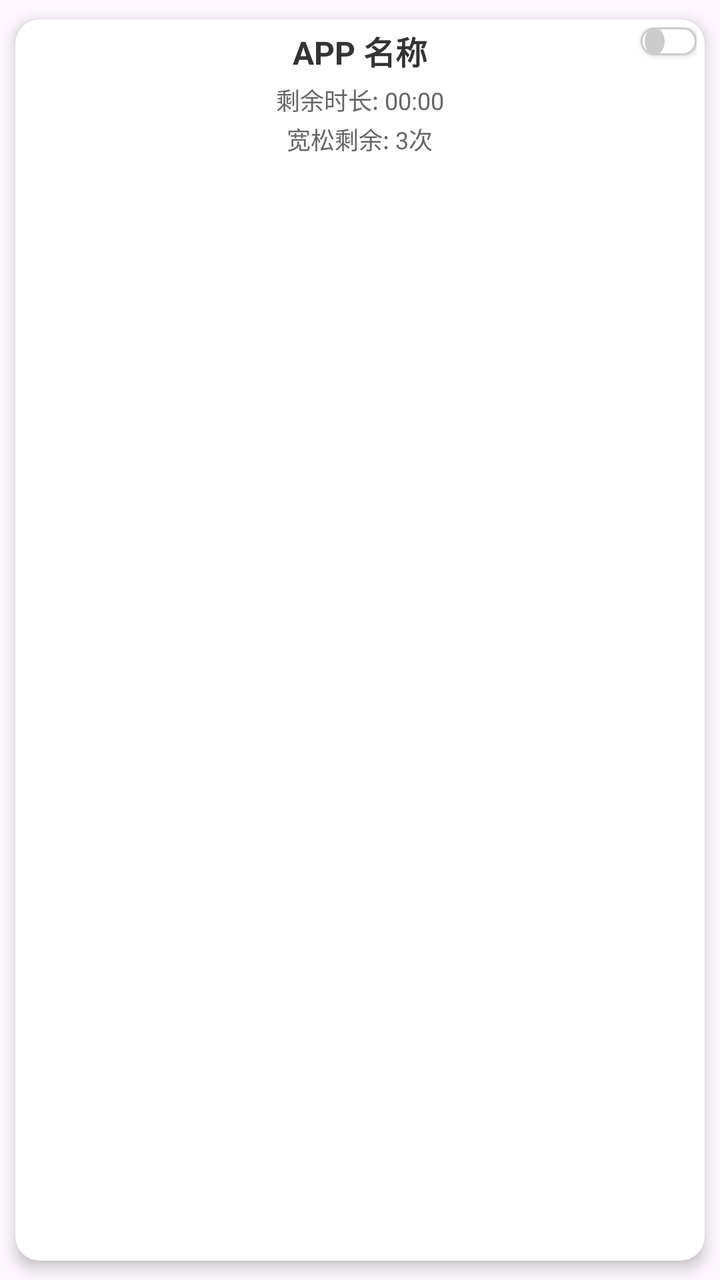
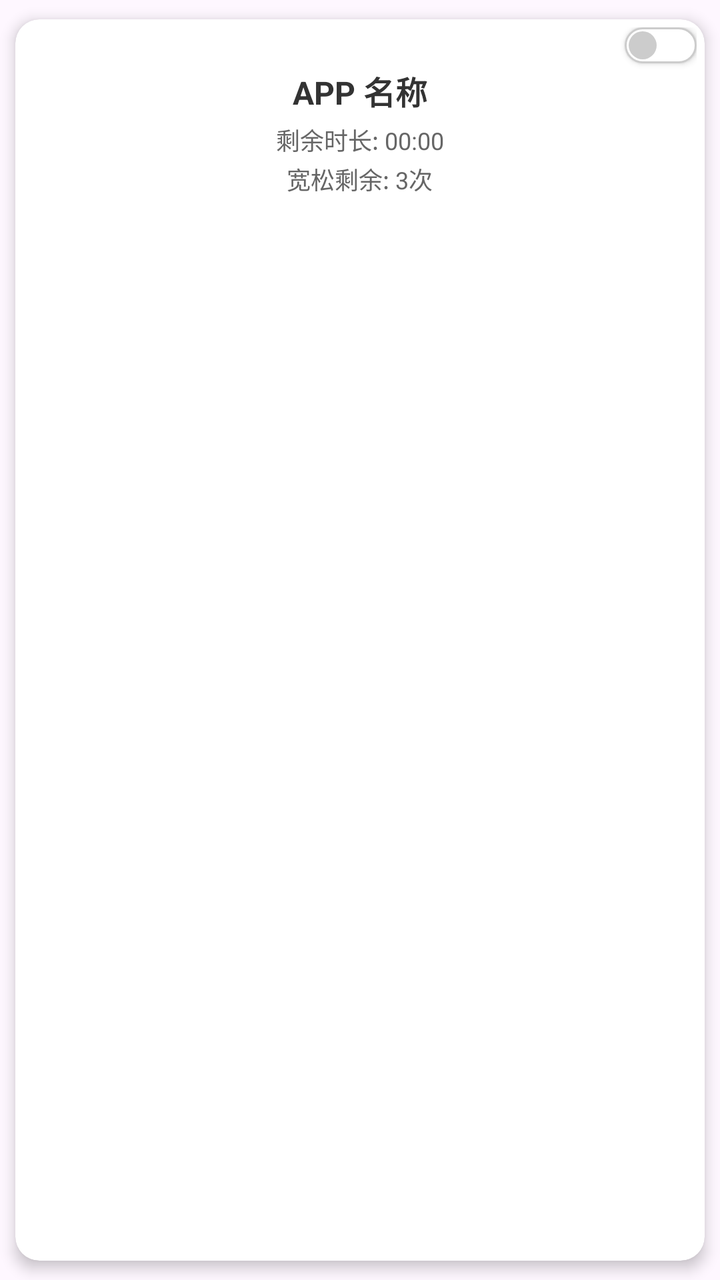

Screens rendered from an Android XML layout before and after an edit, with the pre-edit source and the edit as a unified diff.
<!-- AndroidManifest.xml: application theme Theme.Basic -->
<!-- res/layout/item_app_card.xml -->
<?xml version="1.0" encoding="utf-8"?>
<androidx.cardview.widget.CardView xmlns:android="http://schemas.android.com/apk/res/android"
    xmlns:app="http://schemas.android.com/apk/res-auto"
    android:layout_width="match_parent"
    android:layout_height="wrap_content"
    android:layout_margin="2dp"
    android:clickable="true"
    android:focusable="true"
    android:foreground="?android:attr/selectableItemBackground"
    app:cardCornerRadius="12dp"
    app:cardElevation="4dp"
    app:cardUseCompatPadding="true"
    app:cardBackgroundColor="#FFFFFF">

    <RelativeLayout
        android:layout_width="match_parent"
        android:layout_height="wrap_content"
        android:padding="4dp">

        
        <TextView
            android:id="@+id/btn_delete_app"
            android:layout_width="20dp"
            android:layout_height="20dp"
            android:layout_alignParentStart="true"
            android:layout_alignParentTop="true"
            android:text="✕"
            android:textSize="14sp"
            android:textStyle="bold"
            android:textColor="#999999"
            android:gravity="center"
            android:clickable="true"
            android:focusable="true"
            android:background="?android:attr/selectableItemBackgroundBorderless"
            android:visibility="gone" />

        
        <ToggleButton
            android:id="@+id/toggle_monitor"
            android:layout_width="28dp"
            android:layout_height="14dp"
            android:layout_alignParentEnd="true"
            android:layout_alignParentTop="true"
            android:background="@drawable/toggle_switch_background"
            android:textOff=""
            android:textOn=""
            android:checked="false" />

        
        <LinearLayout
            android:layout_width="match_parent"
            android:layout_height="wrap_content"
            android:layout_centerInParent="true"
            android:orientation="vertical"
            android:gravity="center"
            android:layout_marginStart="22dp"
            android:layout_marginEnd="26dp">

            <TextView
                android:id="@+id/tv_app_name"
                android:layout_width="wrap_content"
                android:layout_height="wrap_content"
                android:text="APP 名称"
                android:textSize="16sp"
                android:textStyle="bold"
                android:textColor="#333333"
                android:gravity="center" />

            <TextView
                android:id="@+id/tv_remaining_time"
                android:layout_width="wrap_content"
                android:layout_height="wrap_content"
                android:layout_marginTop="4dp"
                android:text="剩余时长: 00:00"
                android:textSize="12sp"
                android:textColor="#666666"
                android:gravity="center" />

            <TextView
                android:id="@+id/tv_relaxed_count"
                android:layout_width="wrap_content"
                android:layout_height="wrap_content"
                android:layout_marginTop="2dp"
                android:text="宽松剩余: 3次"
                android:textSize="12sp"
                android:textColor="#666666"
                android:gravity="center" />

        </LinearLayout>

    </RelativeLayout>

</androidx.cardview.widget.CardView>
<!-- resources referenced by this layout -->
<resources>
  <!-- drawable toggle_switch_background (drawable) -->
  <?xml version="1.0" encoding="utf-8"?>
  <selector xmlns:android="http://schemas.android.com/apk/res/android">
      
      <item android:state_checked="true">
          <layer-list>
              
              <item>
                  <shape android:shape="rectangle">
                      <solid android:color="#4CAF50" />
                      <corners android:radius="12dp" />
                  </shape>
              </item>
              
              <item android:gravity="end" android:right="2dp">
                  <shape android:shape="oval">
                      <solid android:color="#FFFFFF" />
                      <size android:width="10dp" android:height="10dp" />
                  </shape>
              </item>
          </layer-list>
      </item>
      
      
      <item android:state_checked="false">
          <layer-list>
              
              <item>
                  <shape android:shape="rectangle">
                      <solid android:color="#FFFFFF" />
                      <stroke android:width="1dp" android:color="#CCCCCC" />
                      <corners android:radius="12dp" />
                  </shape>
              </item>
              
              <item android:gravity="start" android:left="2dp">
                  <shape android:shape="oval">
                      <solid android:color="#CCCCCC" />
                      <size android:width="10dp" android:height="10dp" />
                  </shape>
              </item>
          </layer-list>
      </item>
  </selector>
  <style name="Theme.Basic" parent="Base.Theme.Basic" />
  <style name="Base.Theme.Basic" parent="Theme.Material3.DayNight.NoActionBar">
          
          
      </style>
</resources>

<!-- the commit's change to res/layout/item_app_card.xml (unified diff, before → after) -->
@@ -37,8 +37,8 @@
         
         <ToggleButton
             android:id="@+id/toggle_monitor"
-            android:layout_width="28dp"
-            android:layout_height="14dp"
+            android:layout_width="36dp"
+            android:layout_height="18dp"
             android:layout_alignParentEnd="true"
             android:layout_alignParentTop="true"
             android:background="@drawable/toggle_switch_background"
@@ -50,20 +50,21 @@
         <LinearLayout
             android:layout_width="match_parent"
             android:layout_height="wrap_content"
-            android:layout_centerInParent="true"
+            android:layout_below="@id/toggle_monitor"
             android:orientation="vertical"
-            android:gravity="center"
-            android:layout_marginStart="22dp"
-            android:layout_marginEnd="26dp">
+            android:gravity="center">
 
             <TextView
                 android:id="@+id/tv_app_name"
                 android:layout_width="wrap_content"
                 android:layout_height="wrap_content"
+                android:layout_marginTop="2dp"
                 android:text="APP 名称"
                 android:textSize="16sp"
                 android:textStyle="bold"
                 android:textColor="#333333"
+                android:maxLines="1"
+                android:ellipsize="end"
                 android:gravity="center" />
 
             <TextView
@@ -74,6 +75,7 @@
                 android:text="剩余时长: 00:00"
                 android:textSize="12sp"
                 android:textColor="#666666"
+                android:maxLines="1"
                 android:gravity="center" />
 
             <TextView
<!-- resource entries referenced after the edit -->
@@ -10,19 +10,22 @@
               <item>
                   <shape android:shape="rectangle">
                       <solid android:color="#4CAF50" />
-                      <corners android:radius="12dp" />
+                      <corners android:radius="9dp" />
                   </shape>
               </item>
               
-              <item android:gravity="end" android:right="2dp">
+              <item
+                  android:width="14dp"
+                  android:height="14dp"
+                  android:end="2dp"
+                  android:gravity="end|center_vertical">
                   <shape android:shape="oval">
                       <solid android:color="#FFFFFF" />
-                      <size android:width="10dp" android:height="10dp" />
                   </shape>
               </item>
           </layer-list>
       </item>
-      
+  
       
       <item android:state_checked="false">
           <layer-list>
@@ -31,14 +34,17 @@
                   <shape android:shape="rectangle">
                       <solid android:color="#FFFFFF" />
                       <stroke android:width="1dp" android:color="#CCCCCC" />
-                      <corners android:radius="12dp" />
+                      <corners android:radius="9dp" />
                   </shape>
               </item>
               
-              <item android:gravity="start" android:left="2dp">
+              <item
+                  android:width="14dp"
+                  android:height="14dp"
+                  android:gravity="start|center_vertical"
+                  android:start="2dp">
                   <shape android:shape="oval">
                       <solid android:color="#CCCCCC" />
-                      <size android:width="10dp" android:height="10dp" />
                   </shape>
               </item>
           </layer-list>
